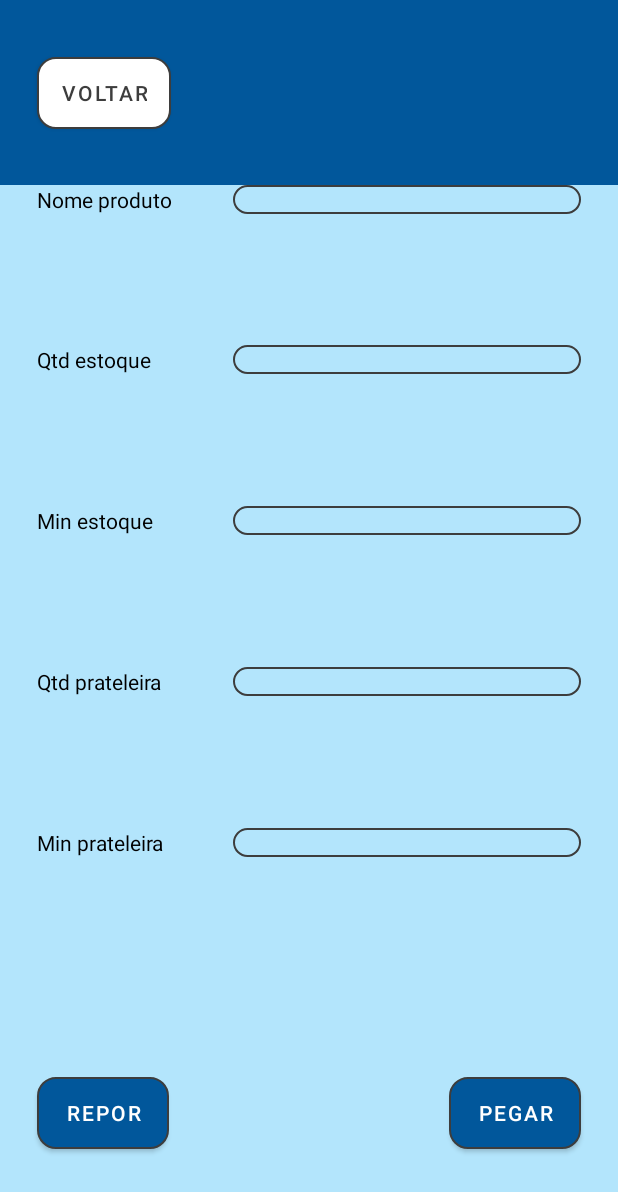
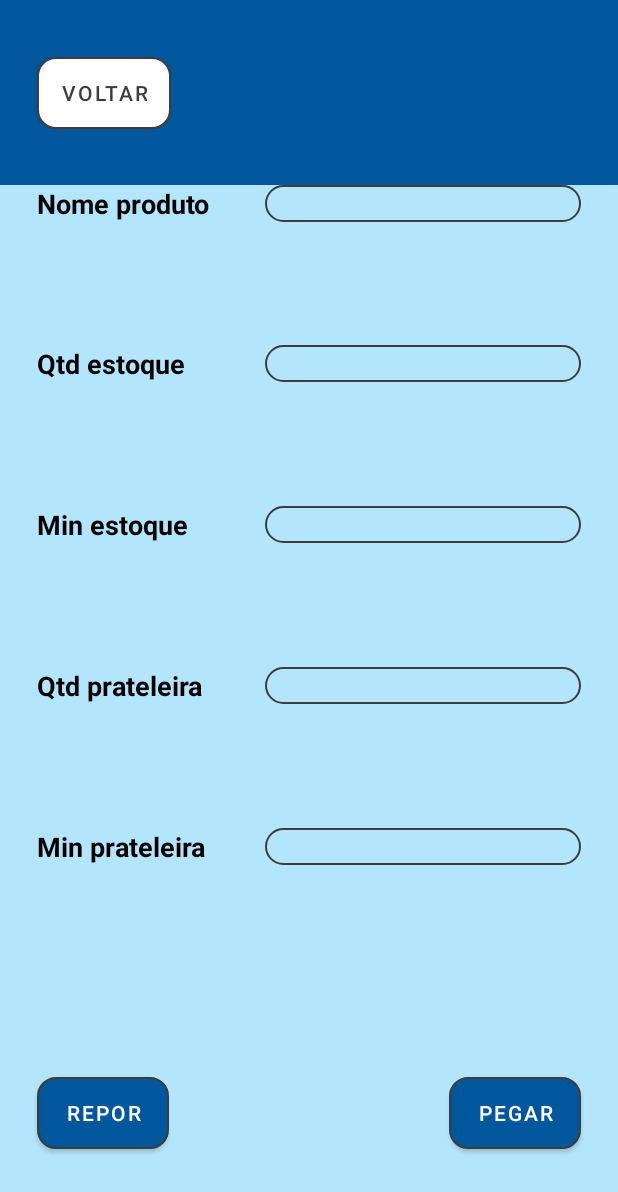
Before and after one commit to GeeLeonidas/eds-app, an Android app: the InfoProdutoFuncionarioActivity screen opened directly, with no data from a screen before it, on a phone screen of 412 x 824 dp. Shown: the top 1192 px of the screen. Run offline under Robolectric (Android 15) with nearby library versions, the phone set to English and light mode, and no system bars.

Commit message:
Enhance text readability

```diff
--- a/app/src/main/res/layout/activity_info_produto_funcionario.xml
+++ b/app/src/main/res/layout/activity_info_produto_funcionario.xml
@@ -78,8 +78,10 @@
                 android:layout_width="wrap_content"
                 android:layout_height="wrap_content"
                 android:layout_weight="0.15"
+                android:text="@string/nome_produto"
+                android:textAppearance="@style/TextAppearance.AppCompat.Medium"
                 android:textColor="@color/black"
-                android:text="@string/nome_produto" />
+                android:textStyle="bold" />
 
             <TextView
                 android:id="@+id/tv_nome_info"
@@ -87,8 +89,10 @@
                 android:layout_height="wrap_content"
                 android:layout_weight="0.85"
                 android:background="@drawable/round_backgrd_fresh"
-                android:textColor="@color/black"
-                android:text="" />
+                android:text=""
+                android:textAlignment="center"
+                android:textAppearance="@style/TextAppearance.AppCompat.Medium"
+                android:textColor="@color/black" />
         </TableRow>
 
         <TableRow
@@ -101,8 +105,10 @@
                 android:layout_width="wrap_content"
                 android:layout_height="wrap_content"
                 android:layout_weight="0.15"
+                android:text="@string/qtd_stock"
+                android:textAppearance="@style/TextAppearance.AppCompat.Medium"
                 android:textColor="@color/black"
-                android:text="@string/qtd_stock" />
+                android:textStyle="bold" />
 
             <TextView
                 android:id="@+id/tv_qtdstock_info"
@@ -110,8 +116,10 @@
                 android:layout_height="wrap_content"
                 android:layout_weight="0.85"
                 android:background="@drawable/round_backgrd_fresh"
-                android:textColor="@color/black"
-                android:text="" />
+                android:text=""
+                android:textAlignment="center"
+                android:textAppearance="@style/TextAppearance.AppCompat.Medium"
+                android:textColor="@color/black" />
         </TableRow>
 
         <TableRow
@@ -124,8 +132,10 @@
                 android:layout_width="wrap_content"
                 android:layout_height="wrap_content"
                 android:layout_weight="0.15"
+                android:text="@string/qtd_alert_stock"
+                android:textAppearance="@style/TextAppearance.AppCompat.Medium"
                 android:textColor="@color/black"
-                android:text="@string/qtd_alert_stock" />
+                android:textStyle="bold" />
 
             <TextView
                 android:id="@+id/tv_minstock_info"
@@ -133,8 +143,10 @@
                 android:layout_height="wrap_content"
                 android:layout_weight="0.85"
                 android:background="@drawable/round_backgrd_fresh"
-                android:textColor="@color/black"
-                android:text="" />
+                android:text=""
+                android:textAlignment="center"
+                android:textAppearance="@style/TextAppearance.AppCompat.Medium"
+                android:textColor="@color/black" />
         </TableRow>
 
         <TableRow
@@ -147,8 +159,10 @@
                 android:layout_width="wrap_content"
                 android:layout_height="wrap_content"
                 android:layout_weight="0.15"
+                android:text="@string/qtd_prateleira"
+                android:textAppearance="@style/TextAppearance.AppCompat.Medium"
                 android:textColor="@color/black"
-                android:text="@string/qtd_prateleira" />
+                android:textStyle="bold" />
 
             <TextView
                 android:id="@+id/tv_qtdprateleira_info"
@@ -156,8 +170,10 @@
                 android:layout_height="wrap_content"
                 android:layout_weight="0.85"
                 android:background="@drawable/round_backgrd_fresh"
-                android:textColor="@color/black"
-                android:text="" />
+                android:text=""
+                android:textAlignment="center"
+                android:textAppearance="@style/TextAppearance.AppCompat.Medium"
+                android:textColor="@color/black" />
         </TableRow>
 
         <TableRow
@@ -170,8 +186,10 @@
                 android:layout_width="wrap_content"
                 android:layout_height="wrap_content"
                 android:layout_weight="0.15"
+                android:text="@string/qtd_alert_prateleira"
+                android:textAppearance="@style/TextAppearance.AppCompat.Medium"
                 android:textColor="@color/black"
-                android:text="@string/qtd_alert_prateleira" />
+                android:textStyle="bold" />
 
             <TextView
                 android:id="@+id/tv_minprateleira_info"
@@ -179,8 +197,10 @@
                 android:layout_height="wrap_content"
                 android:layout_weight="0.85"
                 android:background="@drawable/round_backgrd_fresh"
-                android:textColor="@color/black"
-                android:text="" />
+                android:text=""
+                android:textAlignment="center"
+                android:textAppearance="@style/TextAppearance.AppCompat.Medium"
+                android:textColor="@color/black" />
         </TableRow>
     </TableLayout>
 
```
Also changed, not shown: app/src/main/res/layout/activity_info_produto_adm.xml (+38 -16 lines).
